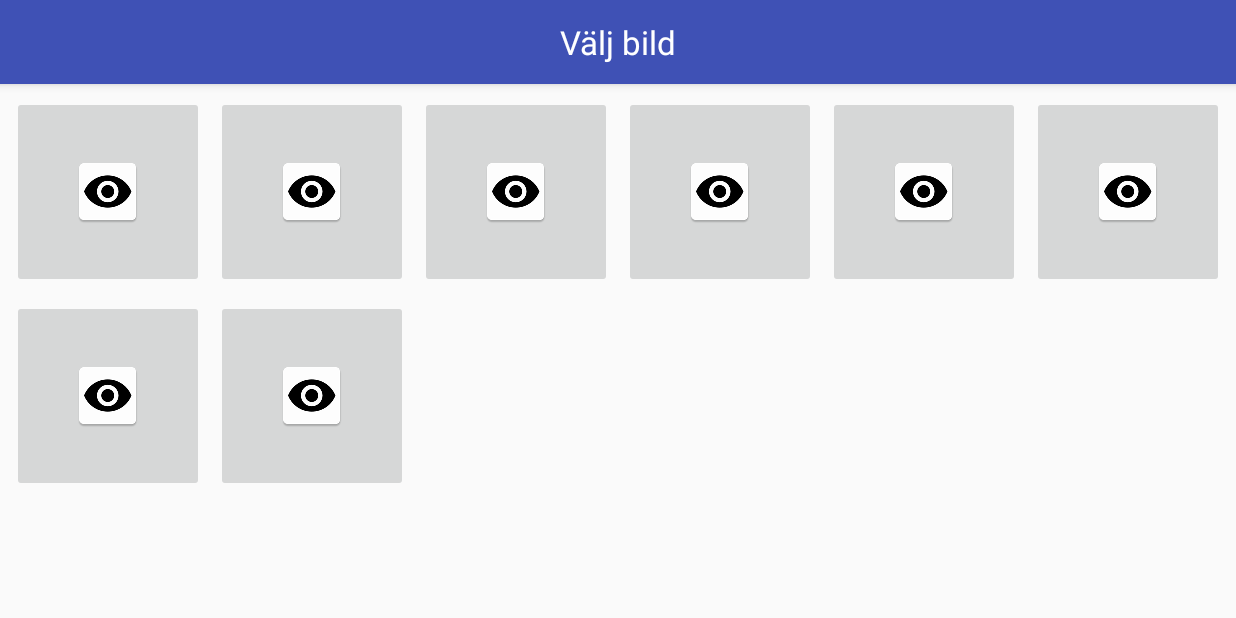
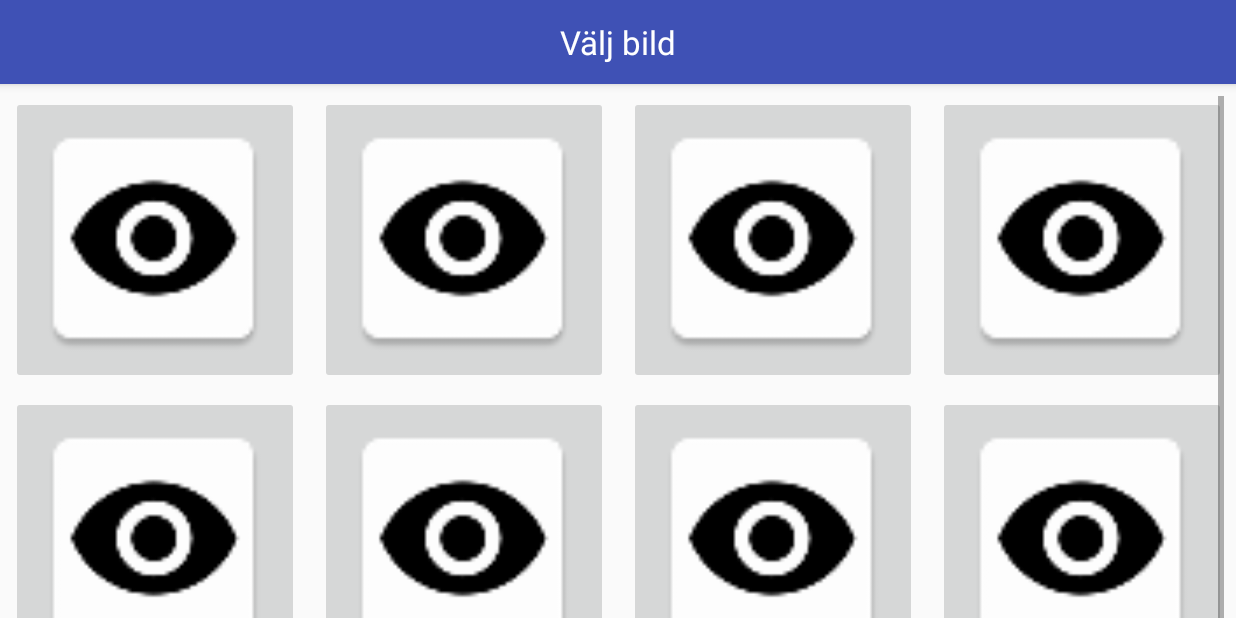
Before and after one commit to Aggrathon/EyewitnessApp, an Android app: the BackgroundInformation screen opened directly, with no data from a screen before it, after a tap on "BÖRJA", on a phone screen of 824 x 412 dp (held sideways). Run offline under Robolectric (Android 15) with nearby library versions, the phone set to English and light mode, and no system bars.

Commit message:
Linup variations

```diff
--- a/app/src/main/AndroidManifest.xml
+++ b/app/src/main/AndroidManifest.xml
@@ -24,7 +24,7 @@
             android:theme="@style/AppTheme.NoActionBar">
         </activity>
         <activity
-            android:name=".TestActivity"
+            android:name=".LineupActivity"
             android:immersive="true"
             android:label="@string/title_activity_test"
             android:noHistory="true"
--- a/app/src/main/java/aggrathon/eyewitnessapp/BackgroundInformation.java
+++ b/app/src/main/java/aggrathon/eyewitnessapp/BackgroundInformation.java
@@ -17,6 +17,6 @@ public class BackgroundInformation extends AppCompatActivity {
 	public void onStartButton(View view) {
 		ExperimentData.createInstance();
 		Log.d("Data",ExperimentData.getInstance().toString());
-		startActivity(new Intent(this, TestActivity.class));
+		startActivity(new Intent(this, LineupActivity.class));
 	}
 }
--- a/app/src/main/java/aggrathon/eyewitnessapp/ExperimentData.java
+++ b/app/src/main/java/aggrathon/eyewitnessapp/ExperimentData.java
@@ -1,7 +1,13 @@
 package aggrathon.eyewitnessapp;
 
 
+import java.util.ArrayList;
+import java.util.Random;
+
 public class ExperimentData {
+
+
+	//region static instance
 
 	private static ExperimentData instance;
 
@@ -26,13 +32,29 @@ public class ExperimentData {
 		simultaneous
 	}
 
+	//endregion
+
 
 	public LineupVariant lineup;
 	public boolean targetPresent;
+	public ArrayList<Integer> images;
 
 	private ExperimentData() {
-		lineup = LineupVariant.simultaneous;
-		targetPresent = true;
+		Random rnd = new Random();
+		LineupVariant[] vars = LineupVariant.values();
+
+		lineup = vars[rnd.nextInt(vars.length)];
+		targetPresent = rnd.nextBoolean();
+
+		images = new ArrayList<>();
+		images.add(R.drawable.flag_of_the_united_kingdom);
+		images.add(R.drawable.flag_of_finland);
+		images.add(R.drawable.flag_of_sweden);
+		images.add(R.drawable.flag_of_the_united_kingdom);
+		images.add(R.drawable.flag_of_finland);
+		images.add(R.drawable.flag_of_sweden);
+		images.add(R.drawable.flag_of_the_united_kingdom);
+		images.add(R.drawable.flag_of_finland);
 	}
 
 	@Override
--- /dev/null
+++ b/app/src/main/java/aggrathon/eyewitnessapp/LineupActivity.java
@@ -0,0 +1,98 @@
+package aggrathon.eyewitnessapp;
+
+import android.content.Intent;
+import android.os.Bundle;
+import android.support.v7.app.AppCompatActivity;
+import android.util.Log;
+import android.view.View;
+import android.widget.FrameLayout.LayoutParams;
+import android.widget.GridView;
+import android.widget.ImageSwitcher;
+import android.widget.ImageView;
+import android.widget.ViewSwitcher;
+
+import java.util.ArrayList;
+import java.util.Collections;
+
+public class LineupActivity extends AppCompatActivity {
+
+	private GridView grid;
+	private ImageGridAdapter gridAdapter;
+
+	private ImageSwitcher imageSwitcher;
+	private int imageIndex = 0;
+
+	@Override
+	protected void onCreate(Bundle savedInstanceState) {
+		super.onCreate(savedInstanceState);
+		if (!ExperimentData.isInstanced()) {
+			Log.d("Test", "No Data");
+			startActivity(new Intent(this, MainActivity.class));
+			return;
+		}
+		ExperimentData data = ExperimentData.getInstance();
+		Collections.shuffle(data.images);
+
+		switch (data.lineup) {
+			case sequential:
+				setContentView(R.layout.activity_lineup2);
+
+				imageSwitcher = (ImageSwitcher) findViewById(R.id.imageSwitcher);
+				imageSwitcher.setFactory(new ViewSwitcher.ViewFactory() {
+					@Override
+					public View makeView() {
+						ImageView view = new ImageView(getApplicationContext());
+						view.setScaleType(ImageView.ScaleType.FIT_CENTER);
+						view.setLayoutParams(new LayoutParams(LayoutParams.WRAP_CONTENT, LayoutParams.WRAP_CONTENT));
+						return view;
+					}
+				});
+				imageSwitcher.setOnClickListener(new View.OnClickListener() {
+					@Override
+					public void onClick(View view) {
+						onNextImageButton(null);
+					}
+				});
+				imageIndex = 1;
+				onPrevImageButton(null);
+				break;
+
+			case simultaneous:
+				setContentView(R.layout.activity_lineup);
+
+				grid = (GridView)findViewById(R.id.gridView);
+				ArrayList<Integer> arr = new ArrayList();
+				for (int i = 0; i < 8; i++)
+					arr.add(i);
+				gridAdapter = new ImageGridAdapter(this, R.layout.image_selector_button, arr);
+				grid.setAdapter(gridAdapter);
+				break;
+		}
+
+		findViewById(R.id.targetAbsentButton).setEnabled(!data.targetPresent);
+	}
+
+	public void onTargetMissingButton(View v) {
+		startActivity(new Intent(this, QuestionsActivity.class));
+	}
+
+	public void onNextImageButton(View v) {
+		if(imageSwitcher != null) {
+			ExperimentData data = ExperimentData.getInstance();
+			imageIndex = (imageIndex+1)%data.images.size();
+			imageSwitcher.setImageResource(data.images.get(imageIndex));
+		}
+	}
+
+	public void onPrevImageButton(View v) {
+		if(imageSwitcher != null) {
+			ExperimentData data = ExperimentData.getInstance();
+			imageIndex = (imageIndex-1+data.images.size())%data.images.size();
+			imageSwitcher.setImageResource(data.images.get(imageIndex));
+		}
+	}
+
+	public void onSelectImageButton(View v) {
+		startActivity(new Intent(this, QuestionsActivity.class));
+	}
+}
--- a/app/src/main/java/aggrathon/eyewitnessapp/TestActivity.java
+++ /dev/null
@@ -1,34 +0,0 @@
-package aggrathon.eyewitnessapp;
-
-import android.content.Intent;
-import android.os.Bundle;
-import android.support.v7.app.AppCompatActivity;
-import android.util.Log;
-import android.widget.GridView;
-
-import java.util.ArrayList;
-
-public class TestActivity extends AppCompatActivity {
-
-	private GridView grid;
-	private ImageGridAdapter gridAdapter;
-
-	@Override
-	protected void onCreate(Bundle savedInstanceState) {
-		super.onCreate(savedInstanceState);
-		if (!ExperimentData.isInstanced()) {
-			Log.d("Test", "No Data");
-			startActivity(new Intent(this, MainActivity.class));
-			return;
-		}
-		setContentView(R.layout.activity_test);
-
-		grid = (GridView)findViewById(R.id.gridView);
-		ArrayList<Integer> arr = new ArrayList();
-		for (int i = 0; i < 8; i++)
-			arr.add(i);
-		gridAdapter = new ImageGridAdapter(this, R.layout.image_selector_button, arr);
-		grid.setAdapter(gridAdapter);
-	}
-
-}
--- a/app/src/main/res/layout/test_select_image.xml
+++ b/app/src/main/res/layout/activity_lineup.xml
@@ -1,9 +1,11 @@
 <?xml version="1.0" encoding="utf-8"?>
 <LinearLayout
     xmlns:android="http://schemas.android.com/apk/res/android"
+    xmlns:tools="http://schemas.android.com/tools"
     android:layout_width="match_parent"
     android:layout_height="match_parent"
-    android:orientation="vertical">
+    android:orientation="vertical"
+    tools:context="aggrathon.eyewitnessapp.LineupActivity">
 
     <android.support.design.widget.AppBarLayout
         android:id="@+id/toolbar"
@@ -21,20 +23,39 @@
             android:textAppearance="@style/TextAppearance.AppCompat.Large.Inverse"/>
     </android.support.design.widget.AppBarLayout>
 
+    <android.support.v4.widget.Space
+        android:layout_width="0dp"
+        android:layout_height="match_parent"
+        android:layout_weight="100"/>
+
     <GridView
         android:id="@+id/gridView"
         android:layout_width="match_parent"
-        android:layout_height="match_parent"
+        android:layout_height="wrap_content"
         android:layout_gravity="center"
         android:layout_margin="@dimen/margin"
+        android:drawSelectorOnTop="true"
         android:gravity="center"
-        android:columnWidth="@dimen/imageSelectorColumnWidth"
-        android:drawSelectorOnTop="true"
-        android:horizontalSpacing="@dimen/margin"
-        android:numColumns="auto_fit"
+        android:horizontalSpacing="@dimen/largeMargin"
+        android:numColumns="4"
+        android:stretchMode="columnWidth"
         android:verticalSpacing="@dimen/margin"
-        android:stretchMode="columnWidth">
+        android:layout_weight="1">
 
     </GridView>
 
+    <android.support.v4.widget.Space
+        android:layout_width="0dp"
+        android:layout_height="match_parent"
+        android:layout_weight="100"/>
+
+    <Button
+        android:id="@+id/targetAbsentButton"
+        android:layout_width="@dimen/tabletLandscapeColumnWidth"
+        android:layout_height="wrap_content"
+        android:layout_gravity="center"
+        android:text="@string/targetAbsent"
+        android:onClick="onTargetMissingButton"
+        android:layout_margin="@dimen/margin"/>
+
 </LinearLayout>
--- a/app/src/main/res/layout/activity_test.xml
+++ /dev/null
@@ -1,11 +0,0 @@
-<?xml version="1.0" encoding="utf-8"?>
-<android.support.design.widget.CoordinatorLayout
-    xmlns:android="http://schemas.android.com/apk/res/android"
-    xmlns:tools="http://schemas.android.com/tools"
-    android:layout_width="match_parent"
-    android:layout_height="match_parent"
-    tools:context="aggrathon.eyewitnessapp.TestActivity">
-
-    <include layout="@layout/test_select_image"/>
-
-</android.support.design.widget.CoordinatorLayout>
--- a/app/src/main/res/layout/image_selector_button.xml
+++ b/app/src/main/res/layout/image_selector_button.xml
@@ -2,5 +2,6 @@
 <ImageButton xmlns:android="http://schemas.android.com/apk/res/android"
              android:id="@+id/image_button"
              android:layout_width="@dimen/imageSelectorColumnWidth"
-             android:layout_height="@dimen/imageSelectorColumnWidth">
+             android:layout_height="@dimen/imageSelectorColumnWidth"
+             android:scaleType="fitCenter">
 </ImageButton>
--- a/app/src/main/res/values/dimens.xml
+++ b/app/src/main/res/values/dimens.xml
@@ -4,6 +4,6 @@
     <dimen name="margin">8dp</dimen>
     <dimen name="largeMargin">16dp</dimen>
     <dimen name="actionBarHeight">56dp</dimen>
-    <dimen name="imageSelectorColumnWidth">128dp</dimen>
+    <dimen name="imageSelectorColumnWidth">192dp</dimen>
     <dimen name="tabletLandscapeColumnWidth">384dp</dimen>
 </resources>
--- a/app/src/main/res/values/strings.xml
+++ b/app/src/main/res/values/strings.xml
@@ -27,4 +27,5 @@
     <string name="backgroundInformationTitle">Bakgrundsinformation</string>
     <string name="resultTitle">Resultat</string>
     <string name="quit">Avsluta</string>
+    <string name="targetAbsent">Saknas</string>
 </resources>
```
Also changed, not shown: app/src/main/res/layout/activity_lineup2.xml (added, +89 -0 lines).
